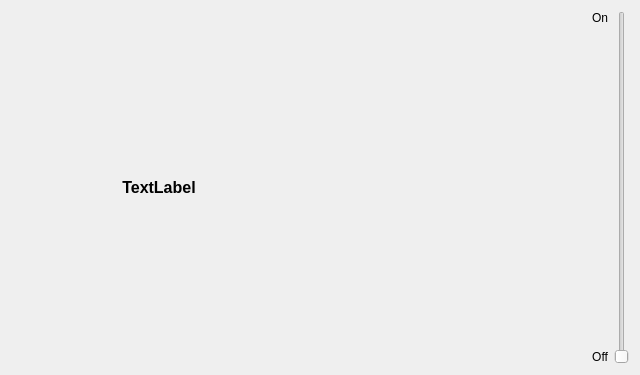
Before: the Qt Designer form epyq/widgets/toggle.ui in epcpower/st, drawn with Qt 5.
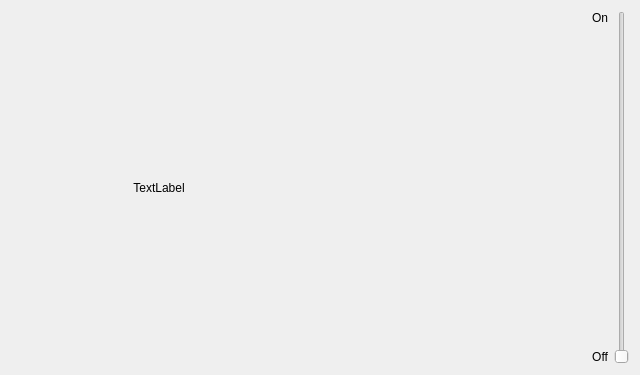
After: the same form once the commit is applied.

Commit message: Strip font tweaks until properly implemented

What changed in the file:
```diff
--- a/epyq/widgets/toggle.ui
+++ b/epyq/widgets/toggle.ui
@@ -18,13 +18,6 @@
     <layout class="QHBoxLayout" name="horizontalLayout" stretch="0,0,0">
      <item>
       <widget class="QLabel" name="label">
-       <property name="font">
-        <font>
-         <pointsize>12</pointsize>
-         <weight>75</weight>
-         <bold>true</bold>
-        </font>
-       </property>
        <property name="text">
         <string>TextLabel</string>
        </property>
```
The commit also changes 2 other files.
